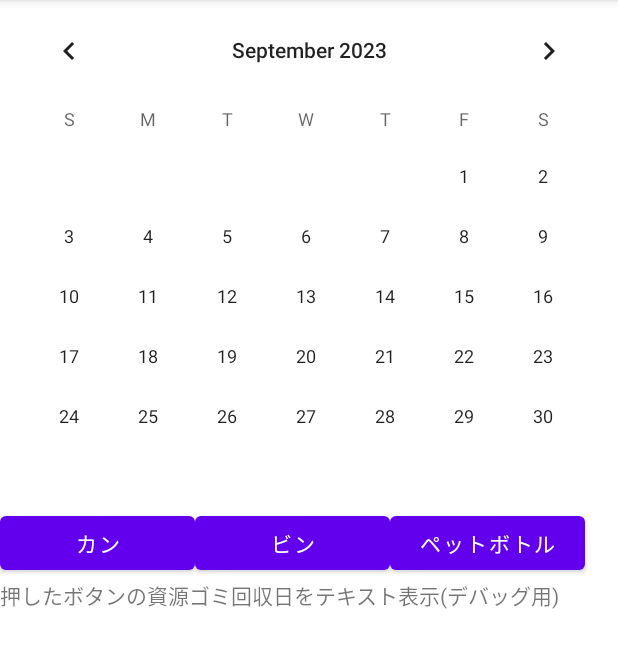
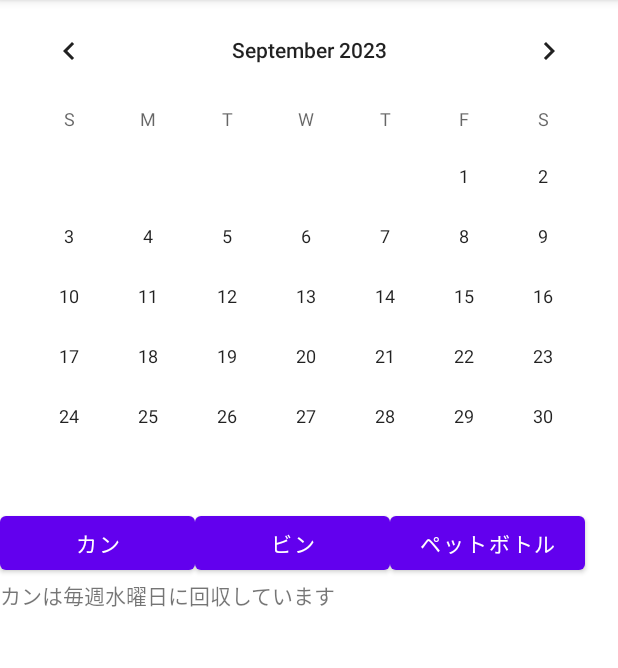
Before and after one commit to Ma4Ma4/RecycleApp, an Android app: the screen it shows after launch (MainActivity), after a tap on an icon or button, on a phone screen of 412 x 824 dp, the part 84-752 px from its top. Run offline under Robolectric (Android 15) with nearby library versions, the phone set to English and light mode, and no system bars; 1 other tap on this screen came first.

Commit message:
[カン]でテキスト切り替え版

```diff
--- a/app/src/main/java/com/example/recycleapp/MainActivity.kt
+++ b/app/src/main/java/com/example/recycleapp/MainActivity.kt
@@ -4,6 +4,11 @@ import androidx.appcompat.app.AppCompatActivity
 import android.os.Bundle
 import android.widget.CalendarView
 import android.widget.Toast
+import android.util.Log
+import android.view.MotionEvent
+import android.view.View
+import android.widget.Button
+import android.widget.TextView
 
 class MainActivity : AppCompatActivity() {
     override fun onCreate(savedInstanceState: Bundle?) {
@@ -18,6 +23,17 @@ class MainActivity : AppCompatActivity() {
         // CalendarViewで日にちが選択された時に呼び出されるリスナー
         val listener = DateChangeListener()
         calendarView.setOnDateChangeListener(listener)
+
+        // ボタンクリックを検出するイベントリスナー(カン)
+        val buttonCan:Button = findViewById(R.id.button_can)
+        buttonCan.setOnClickListener {
+            // ここに[カン]ボタン押下時の処理を記述
+            Log.d("INFO","BUTTON CAN WAS PRESSED")
+            val buttonText:TextView = findViewById(R.id.text_by_button)  // ボタンに連動するテキスト
+            buttonText.text = getString(R.string.txt_by_bt_clicked)
+            // カレンダー制御系
+
+        }
     }
 
     // CalendarViewで日にちが選択された時に呼び出されるリスナークラス
--- a/app/src/main/res/layout/activity_main.xml
+++ b/app/src/main/res/layout/activity_main.xml
@@ -21,19 +21,20 @@
             android:id="@+id/button_can"
             android:layout_width="130dp"
             android:layout_height="wrap_content"
-            android:text="カン" />
+            android:text="@string/can"
+            android:onClick="clickHandlerFunction" />
 
         <Button
             android:id="@+id/button_bin"
             android:layout_width="130dp"
             android:layout_height="wrap_content"
-            android:text="ビン" />
+            android:text="@string/bin" />
 
         <Button
             android:id="@+id/button_pet"
             android:layout_width="130dp"
             android:layout_height="wrap_content"
-            android:text="ペットボトル" />
+            android:text="@string/pet" />
 
     </LinearLayout>
 
@@ -42,6 +43,6 @@
         android:id="@+id/text_by_button"
         android:layout_width="match_parent"
         android:layout_height="wrap_content"
-        android:text="押したボタンの資源ゴミ回収日をテキスト表示(デバッグ用)" />
+        android:text="@string/txt_by_bt" />
 
 </LinearLayout>
--- a/app/src/main/res/values/strings.xml
+++ b/app/src/main/res/values/strings.xml
@@ -1,3 +1,8 @@
 <resources>
     <string name="app_name">RecycleApp</string>
+    <string name="can">カン</string>
+    <string name="bin">ビン</string>
+    <string name="pet">ペットボトル</string>
+    <string name="txt_by_bt">押したボタンの資源ゴミ回収日をテキスト表示(デバッグ用)</string>
+    <string name="txt_by_bt_clicked">カンは毎週水曜日に回収しています</string>
 </resources>
```
